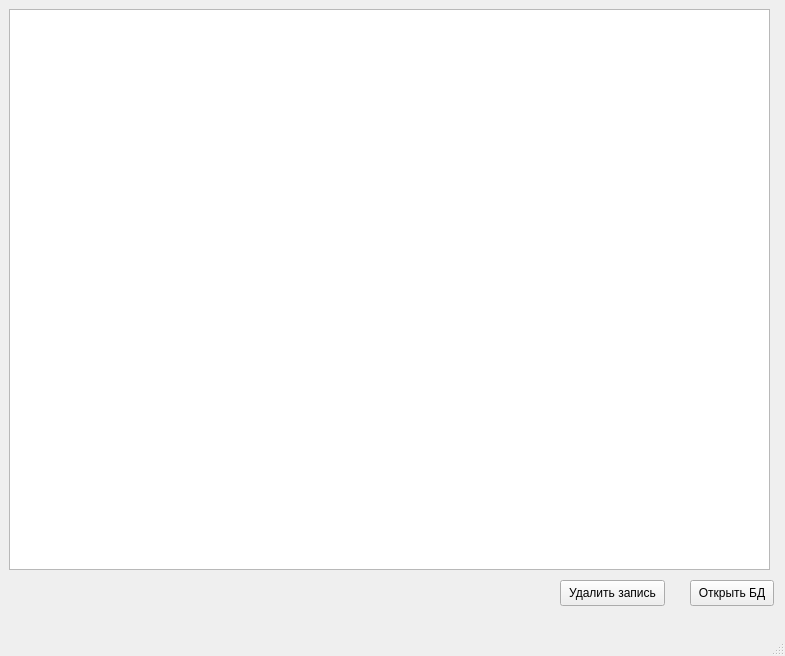
Above: mainwindow.ui from lzlaG/SQLITE_APP before the change. Below: the same form after it.
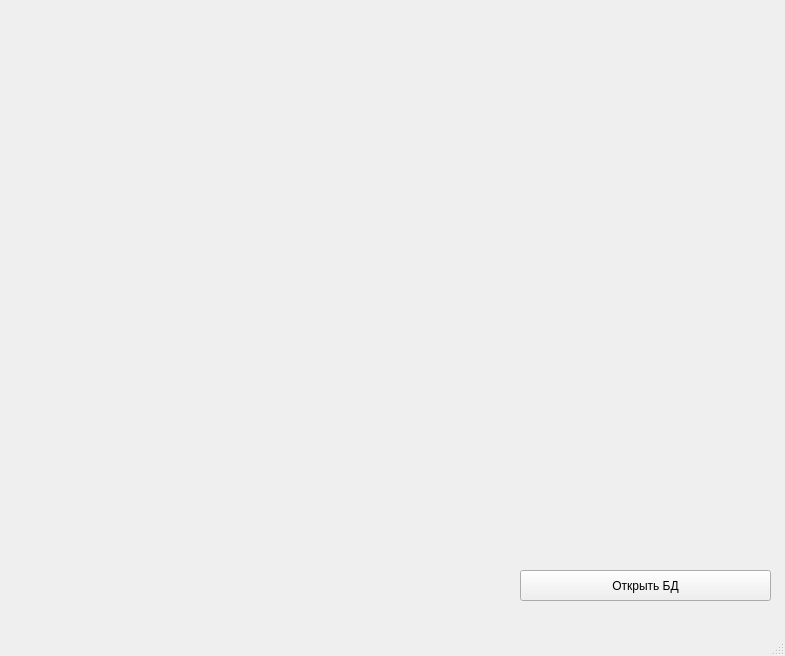
That is the form after the change.

What changed in the file:
```diff
--- a/mainwindow.ui
+++ b/mainwindow.ui
@@ -17,50 +17,14 @@
    <widget class="QPushButton" name="pushButton">
     <property name="geometry">
      <rect>
-      <x>690</x>
-      <y>580</y>
-      <width>84</width>
-      <height>26</height>
-     </rect>
-    </property>
-    <property name="text">
-     <string>Открыть БД</string>
-    </property>
-   </widget>
-   <widget class="QTableView" name="tableView">
-    <property name="geometry">
-     <rect>
-      <x>9</x>
-      <y>9</y>
-      <width>761</width>
-      <height>561</height>
-     </rect>
-    </property>
-   </widget>
-   <widget class="QPushButton" name="pushButton_2">
-    <property name="geometry">
-     <rect>
-      <x>560</x>
-      <y>580</y>
-      <width>105</width>
-      <height>26</height>
-     </rect>
-    </property>
-    <property name="text">
-     <string>Удалить запись</string>
-    </property>
-   </widget>
-   <widget class="QLabel" name="label">
-    <property name="geometry">
-     <rect>
-      <x>10</x>
+      <x>520</x>
       <y>570</y>
-      <width>411</width>
-      <height>51</height>
+      <width>251</width>
+      <height>31</height>
      </rect>
     </property>
     <property name="text">
-     <string/>
+     <string>Открыть БД</string>
     </property>
    </widget>
   </widget>
```
